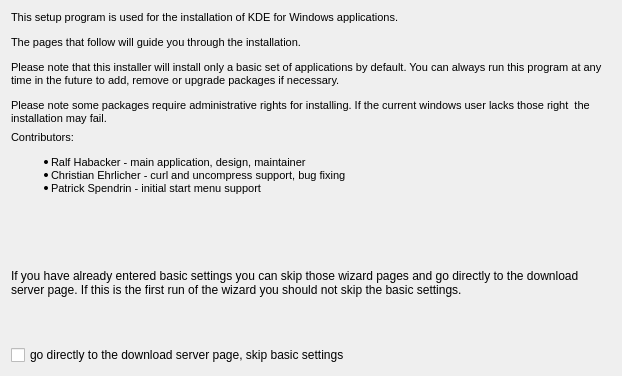
KDE/kdewin-installer, file gui/themes/main/titlepage.ui: the form before one commit.
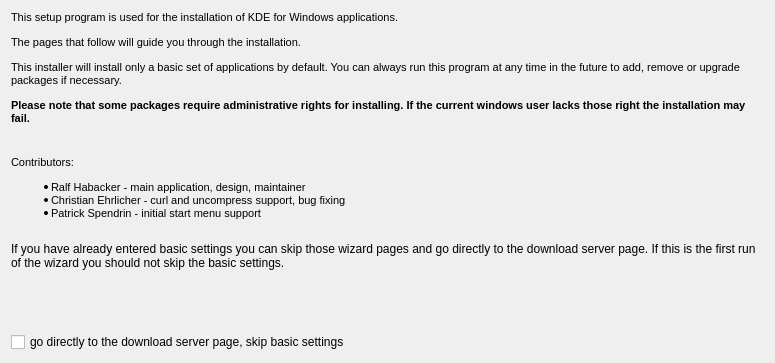
The form after the commit.

Patch:
```diff
--- a/gui/themes/main/titlepage.ui
+++ b/gui/themes/main/titlepage.ui
@@ -5,8 +5,8 @@
    <rect>
     <x>0</x>
     <y>0</y>
-    <width>622</width>
-    <height>376</height>
+    <width>775</width>
+    <height>363</height>
    </rect>
   </property>
   <property name="windowTitle" >
@@ -15,19 +15,57 @@
   <property name="statusTip" >
    <string/>
   </property>
-  <layout class="QVBoxLayout" name="verticalLayout" >
-   <item>
+  <layout class="QGridLayout" name="gridLayout" >
+   <item row="7" column="0" >
+    <widget class="QCheckBox" name="skipBasicSettings" >
+     <property name="text" >
+      <string>go directly to the download server page, skip basic settings</string>
+     </property>
+    </widget>
+   </item>
+   <item row="3" column="0" >
+    <widget class="QLabel" name="label_2" >
+     <property name="sizePolicy" >
+      <sizepolicy vsizetype="Minimum" hsizetype="Minimum" >
+       <horstretch>0</horstretch>
+       <verstretch>0</verstretch>
+      </sizepolicy>
+     </property>
+     <property name="maximumSize" >
+      <size>
+       <width>1024</width>
+       <height>50</height>
+      </size>
+     </property>
+     <property name="text" >
+      <string>If you have already entered basic settings you can skip those wizard pages and go directly to the download server page. If this is the first run of the wizard you should not skip the basic settings.</string>
+     </property>
+     <property name="alignment" >
+      <set>Qt::AlignLeading|Qt::AlignLeft|Qt::AlignTop</set>
+     </property>
+     <property name="wordWrap" >
+      <bool>true</bool>
+     </property>
+    </widget>
+   </item>
+   <item row="0" column="0" >
     <widget class="QLabel" name="label" >
      <property name="sizePolicy" >
-      <sizepolicy vsizetype="Minimum" hsizetype="Preferred" >
+      <sizepolicy vsizetype="Minimum" hsizetype="Minimum" >
        <horstretch>0</horstretch>
        <verstretch>0</verstretch>
       </sizepolicy>
      </property>
+     <property name="minimumSize" >
+      <size>
+       <width>0</width>
+       <height>0</height>
+      </size>
+     </property>
      <property name="maximumSize" >
       <size>
-       <width>16777215</width>
-       <height>176</height>
+       <width>1024</width>
+       <height>140</height>
       </size>
      </property>
      <property name="text" >
@@ -37,8 +75,9 @@
 &lt;/style>&lt;/head>&lt;body style=" font-family:'MS Shell Dlg 2'; font-size:8.25pt; font-weight:400; font-style:normal;">
 &lt;p style=" margin-top:12px; margin-bottom:12px; margin-left:0px; margin-right:0px; -qt-block-indent:0; text-indent:0px; font-size:8pt;">This setup program is used for the installation of KDE for Windows applications.&lt;/p>
 &lt;p style=" margin-top:12px; margin-bottom:12px; margin-left:0px; margin-right:0px; -qt-block-indent:0; text-indent:0px; font-size:8pt;">The pages that follow will guide you through the installation. &lt;/p>
-&lt;p style=" margin-top:12px; margin-bottom:12px; margin-left:0px; margin-right:0px; -qt-block-indent:0; text-indent:0px; font-size:8pt;">Please note that this installer will install only a basic set of applications by default. You can always run this program at any time in the future to add, remove or upgrade packages if necessary. &lt;/p>
-&lt;p style=" margin-top:12px; margin-bottom:12px; margin-left:0px; margin-right:0px; -qt-block-indent:0; text-indent:0px; font-size:8pt;">Please note some packages require administrative rights for installing. If the current windows user lacks those right  the installation may fail.&lt;/p>&lt;/body>&lt;/html></string>
+&lt;p style=" margin-top:12px; margin-bottom:12px; margin-left:0px; margin-right:0px; -qt-block-indent:0; text-indent:0px; font-size:8pt;">This installer will install only a basic set of applications by default. You can always run this program at any time in the future to add, remove or upgrade packages if necessary. &lt;/p>
+&lt;p style=" margin-top:12px; margin-bottom:12px; margin-left:0px; margin-right:0px; -qt-block-indent:0; text-indent:0px; font-size:8pt;">&lt;span style=" font-weight:600;">Please note that some packages require administrative rights for installing. If the current windows user lacks those right the installation may fail.&lt;/span>&lt;/p>
+&lt;p style="-qt-paragraph-type:empty; margin-top:12px; margin-bottom:12px; margin-left:0px; margin-right:0px; -qt-block-indent:0; text-indent:0px; font-size:8pt; font-weight:600;">&lt;/p>&lt;/body>&lt;/html></string>
      </property>
      <property name="textFormat" >
       <enum>Qt::RichText</enum>
@@ -51,14 +90,33 @@
      </property>
     </widget>
    </item>
-   <item>
+   <item row="4" column="0" >
+    <spacer name="verticalSpacer" >
+     <property name="orientation" >
+      <enum>Qt::Vertical</enum>
+     </property>
+     <property name="sizeHint" stdset="0" >
+      <size>
+       <width>20</width>
+       <height>40</height>
+      </size>
+     </property>
+    </spacer>
+   </item>
+   <item row="2" column="0" >
     <widget class="QLabel" name="label_3" >
      <property name="sizePolicy" >
-      <sizepolicy vsizetype="Preferred" hsizetype="Minimum" >
+      <sizepolicy vsizetype="Minimum" hsizetype="Minimum" >
        <horstretch>0</horstretch>
        <verstretch>0</verstretch>
       </sizepolicy>
      </property>
+     <property name="maximumSize" >
+      <size>
+       <width>1024</width>
+       <height>80</height>
+      </size>
+     </property>
      <property name="text" >
       <string>&lt;!DOCTYPE HTML PUBLIC "-//W3C//DTD HTML 4.0//EN" "http://www.w3.org/TR/REC-html40/strict.dtd">
 &lt;html>&lt;head>&lt;meta name="qrichtext" content="1" />&lt;style type="text/css">
@@ -81,58 +139,6 @@
      </property>
     </widget>
    </item>
-   <item>
-    <spacer name="verticalSpacer" >
-     <property name="orientation" >
-      <enum>Qt::Vertical</enum>
-     </property>
-     <property name="sizeHint" stdset="0" >
-      <size>
-       <width>20</width>
-       <height>39</height>
-      </size>
-     </property>
-    </spacer>
-   </item>
-   <item>
-    <widget class="QLabel" name="label_2" >
-     <property name="sizePolicy" >
-      <sizepolicy vsizetype="Preferred" hsizetype="Minimum" >
-       <horstretch>0</horstretch>
-       <verstretch>0</verstretch>
-      </sizepolicy>
-     </property>
-     <property name="text" >
-      <string>If you have already entered basic settings you can skip those wizard pages and go directly to the download server page. If this is the first run of the wizard you should not skip the basic settings.</string>
-     </property>
-     <property name="alignment" >
-      <set>Qt::AlignLeading|Qt::AlignLeft|Qt::AlignTop</set>
-     </property>
-     <property name="wordWrap" >
-      <bool>true</bool>
-     </property>
-    </widget>
-   </item>
-   <item>
-    <spacer name="verticalSpacer_3" >
-     <property name="orientation" >
-      <enum>Qt::Vertical</enum>
-     </property>
-     <property name="sizeHint" stdset="0" >
-      <size>
-       <width>20</width>
-       <height>33</height>
-      </size>
-     </property>
-    </spacer>
-   </item>
-   <item>
-    <widget class="QCheckBox" name="skipBasicSettings" >
-     <property name="text" >
-      <string>go directly to the download server page, skip basic settings</string>
-     </property>
-    </widget>
-   </item>
   </layout>
  </widget>
  <resources/>
```
Left out of the diff: 6 changed lines with no effect on the pictures.
